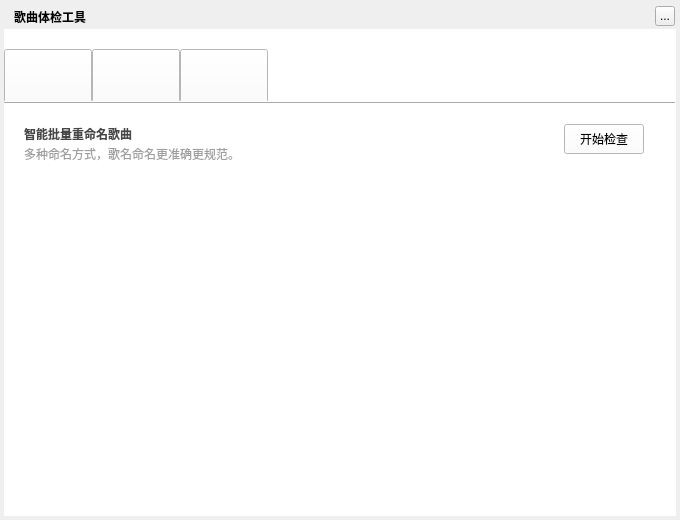
First picture: the form in TTKCore/musicUi/musicToolsetswidget/musicsongchecktoolswidget.ui, repository Greedysky/TTKMusicPlayer, before the edit.
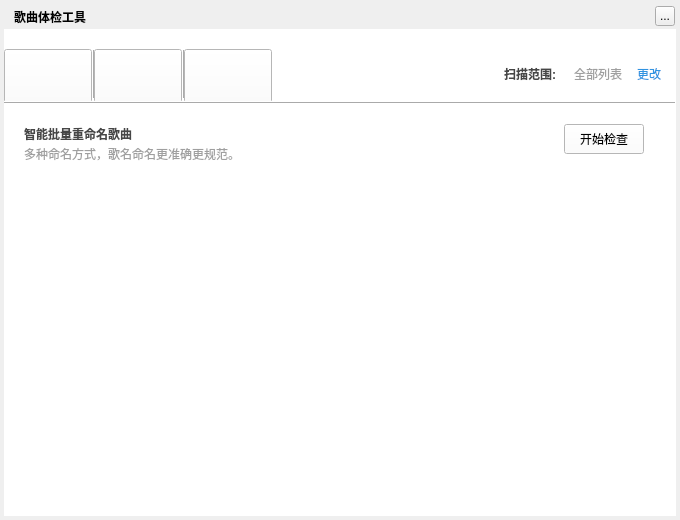
Second picture: the form after the edit.

Commit message: update song check test tool widget[046998]

```diff
--- a/TTKCore/musicUi/musicToolsetswidget/musicsongchecktoolswidget.ui
+++ b/TTKCore/musicUi/musicToolsetswidget/musicsongchecktoolswidget.ui
@@ -83,7 +83,7 @@
    <widget class="QToolButton" name="duplicateButton">
     <property name="geometry">
      <rect>
-      <x>88</x>
+      <x>90</x>
       <y>20</y>
       <width>88</width>
       <height>54</height>
@@ -96,7 +96,7 @@
    <widget class="QToolButton" name="qualityButton">
     <property name="geometry">
      <rect>
-      <x>176</x>
+      <x>180</x>
       <y>20</y>
       <width>88</width>
       <height>54</height>
@@ -276,6 +276,89 @@
      <enum>QFrame::Raised</enum>
     </property>
    </widget>
+   <widget class="QFrame" name="frame_2">
+    <property name="geometry">
+     <rect>
+      <x>88</x>
+      <y>20</y>
+      <width>2</width>
+      <height>50</height>
+     </rect>
+    </property>
+    <property name="frameShape">
+     <enum>QFrame::VLine</enum>
+    </property>
+    <property name="frameShadow">
+     <enum>QFrame::Raised</enum>
+    </property>
+   </widget>
+   <widget class="QFrame" name="frame_3">
+    <property name="geometry">
+     <rect>
+      <x>178</x>
+      <y>20</y>
+      <width>2</width>
+      <height>50</height>
+     </rect>
+    </property>
+    <property name="frameShape">
+     <enum>QFrame::VLine</enum>
+    </property>
+    <property name="frameShadow">
+     <enum>QFrame::Raised</enum>
+    </property>
+   </widget>
+   <widget class="QLabel" name="label">
+    <property name="geometry">
+     <rect>
+      <x>500</x>
+      <y>35</y>
+      <width>70</width>
+      <height>20</height>
+     </rect>
+    </property>
+    <property name="styleSheet">
+     <string notr="true">font-weight:bold; color:#464646</string>
+    </property>
+    <property name="text">
+     <string>扫描范围:</string>
+    </property>
+   </widget>
+   <widget class="QLabel" name="label_2">
+    <property name="geometry">
+     <rect>
+      <x>570</x>
+      <y>35</y>
+      <width>60</width>
+      <height>20</height>
+     </rect>
+    </property>
+    <property name="styleSheet">
+     <string notr="true">color:#9F9F9F</string>
+    </property>
+    <property name="text">
+     <string>全部列表</string>
+    </property>
+   </widget>
+   <widget class="QLabel" name="label_3">
+    <property name="geometry">
+     <rect>
+      <x>630</x>
+      <y>35</y>
+      <width>30</width>
+      <height>20</height>
+     </rect>
+    </property>
+    <property name="styleSheet">
+     <string notr="true">color:#2F93E1</string>
+    </property>
+    <property name="text">
+     <string>更改</string>
+    </property>
+    <property name="alignment">
+     <set>Qt::AlignCenter</set>
+    </property>
+   </widget>
   </widget>
   <zorder>background</zorder>
   <zorder>backgroundMask</zorder>
```
Left out of the diff: 9 changed lines with no effect on the pictures.
